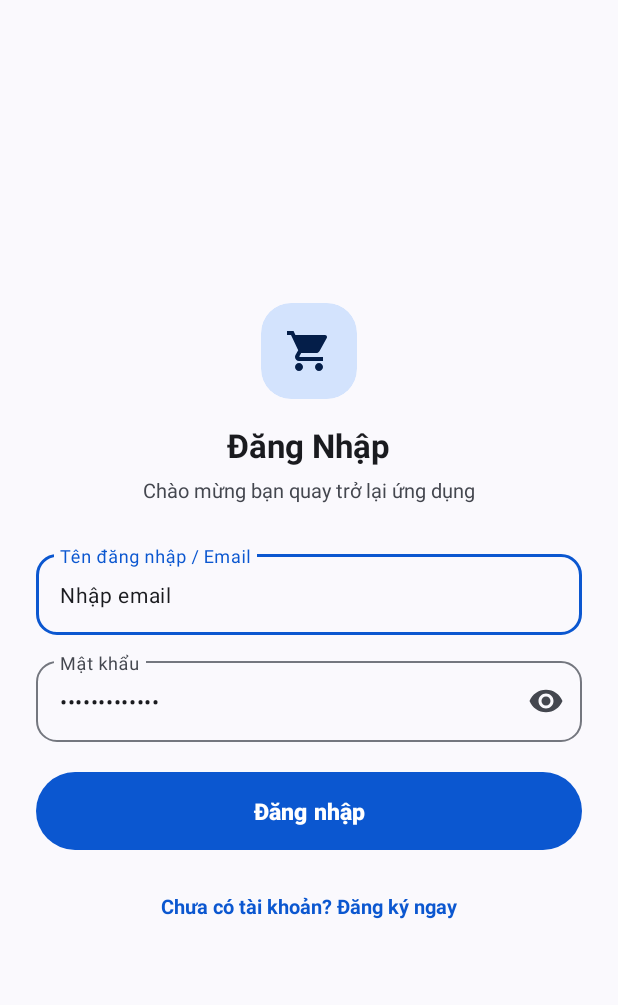
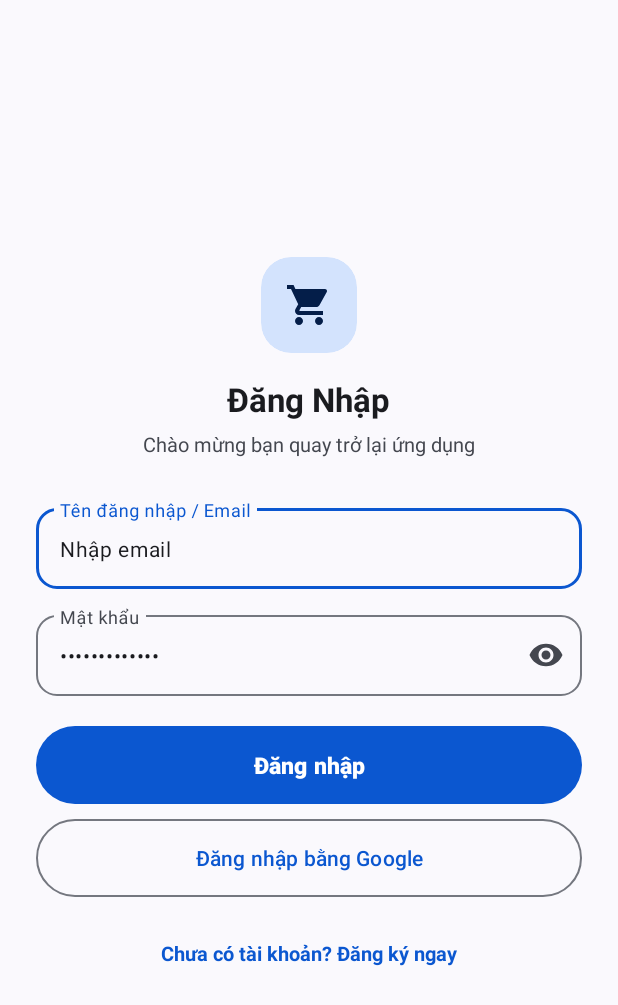
Before and after one commit to NguyenTuanDuy0182/DKTechShop, an Android app: the AuthActivity screen opened directly, with no data from a screen before it, on a phone screen of 412 x 824 dp. Shown: the top 1005 px of the screen. Run offline under Robolectric (Android 15) with nearby library versions, the phone set to English and light mode, and no system bars; our stand-ins replace Firebase (no records; nobody signed in at launch, a user with empty details on screens opened directly).

Commit message:
feature: login with google

```diff
--- a/app/build.gradle.kts
+++ b/app/build.gradle.kts
@@ -35,6 +35,8 @@ android {
 
 dependencies {
     implementation(platform("com.google.firebase:firebase-bom:35.2.0"))
+    implementation("com.google.firebase:firebase-auth")
+    implementation("com.google.android.gms:play-services-auth:21.3.0")
     implementation(libs.activity.ktx)
     implementation(libs.appcompat)
     implementation(libs.constraintlayout)
--- a/app/src/main/res/layout/activity_auth.xml
+++ b/app/src/main/res/layout/activity_auth.xml
@@ -165,6 +165,16 @@
                 app:backgroundTint="@color/md_theme_light_primary"
                 android:textColor="@color/md_theme_light_onPrimary" />
 
+            <!-- Google Sign-In Button -->
+            <com.google.android.material.button.MaterialButton
+                android:id="@+id/btn_google_sign_in"
+                style="@style/Widget.DKTechShop.Button.OutlinedPill"
+                android:layout_width="match_parent"
+                android:layout_height="52dp"
+                android:layout_marginTop="10dp"
+                android:text="Đăng nhập bằng Google"
+                android:textSize="14sp" />
+
             <!-- Switch Tab Link -->
             <TextView
                 android:id="@+id/tv_switch_auth"
```
Also changed, not shown: app/src/main/java/com/ecommerce/dktechshop/ui/auth/AuthActivity.java (+68 -0 lines), app/src/main/res/values/strings.xml (line endings or trailing spaces), 1 other file.
